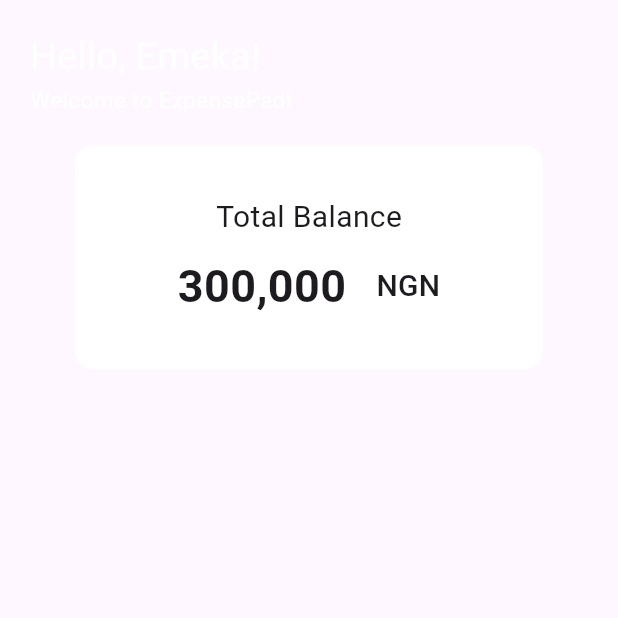
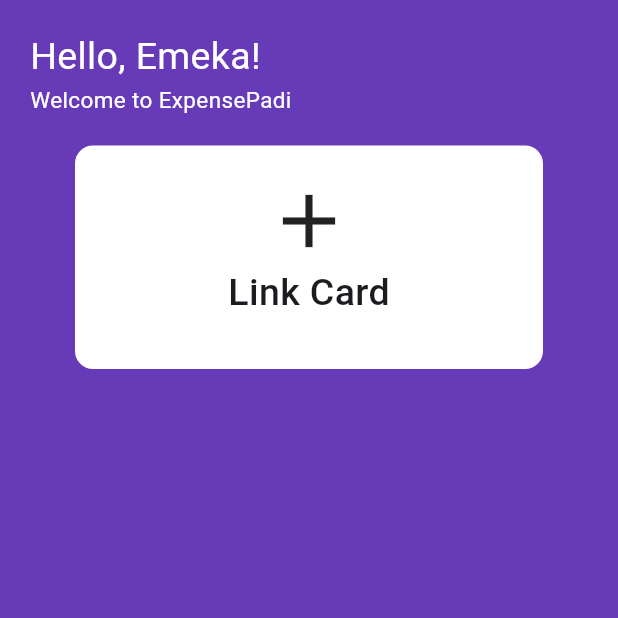
Before and after one commit to emekss/Expense_Padi_New_UI, a Flutter app: the screen it shows after launch, on a phone screen of 412 x 824 dp, the top half of it. Run offline on Flutter 3.47's test engine with Material 3 defaults, Android fonts, the phone set to English and light mode, and no system bars; our stand-ins replace curved_navigation_bar.

Commit message:
link card screen updated

```diff
--- a/lib/screen/link_card_screen.dart
+++ b/lib/screen/link_card_screen.dart
@@ -6,31 +6,54 @@ class LinkCardScreen extends StatelessWidget {
 
   @override
   Widget build(BuildContext context) {
-    return const Scaffold(
+    return Scaffold(
+        backgroundColor: Colors.deepPurple,
         body: SafeArea(
           child: Padding(
-        padding: EdgeInsets.all(20.0),
+            padding: const EdgeInsets.all(20.0),
             child: SingleChildScrollView(
               child: Column(
                 crossAxisAlignment: CrossAxisAlignment.start,
                 children: [
-              Text(
+                  const Text(
                     'Hello, Emeka!',
                     style: TextStyle(
                         fontSize: 25,
                         fontWeight: FontWeight.w400,
                         color: Colors.white),
                   ),
-              Text(
+                  const Text(
                     'Welcome to ExpensePadi',
                     style: TextStyle(fontSize: 15, color: Colors.white),
                   ),
-              SizedBox(height: 20),
+                  const SizedBox(height: 20),
                   Center(
-                  child: BalanceCard(
-                title: 'Total Balance',
+                      child: Container(
+                    height: 149,
+                    width: 312,
+                    decoration: BoxDecoration(
+                        color: Colors.white,
+                        borderRadius: BorderRadius.circular(12)),
+                    child: const Padding(
+                      padding: EdgeInsets.all(20.0),
+                      child: Column(
+                        children: [
+                          // SizedBox(height: 20),
+                          Icon(
+                            Icons.add,
+                            size: 60,
+                          ),
+
+                          Text(
+                            'Link Card',
+                            style: TextStyle(
+                                fontSize: 25, fontWeight: FontWeight.w500),
+                          ),
+                        ],
+                      ),
+                    ),
                   )),
-              SizedBox(height: 10),
+                  const SizedBox(height: 10),
                 ],
               ),
             ),
```
Lines whose indentation alone changed are shown as unchanged.
